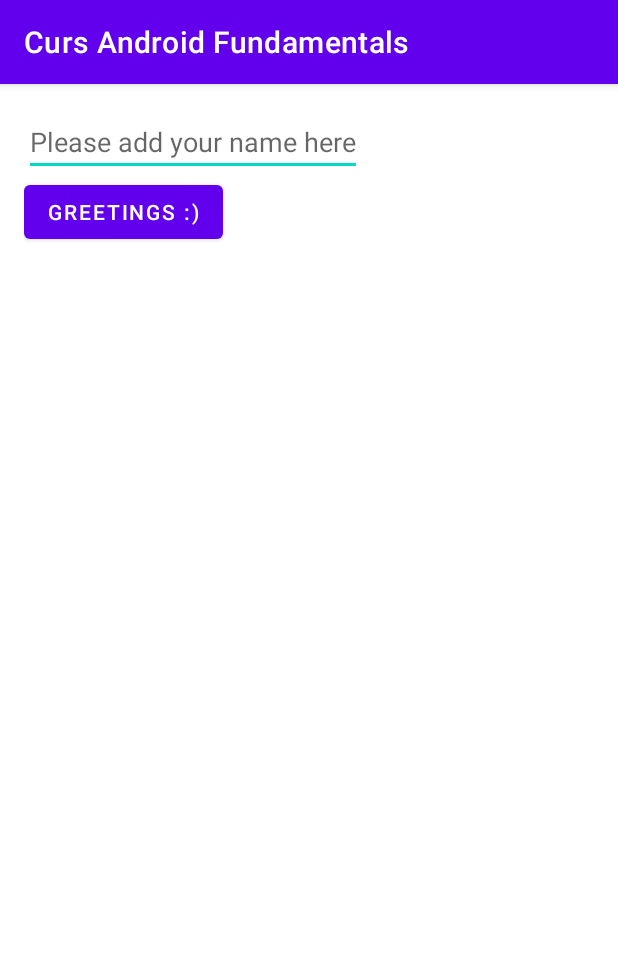
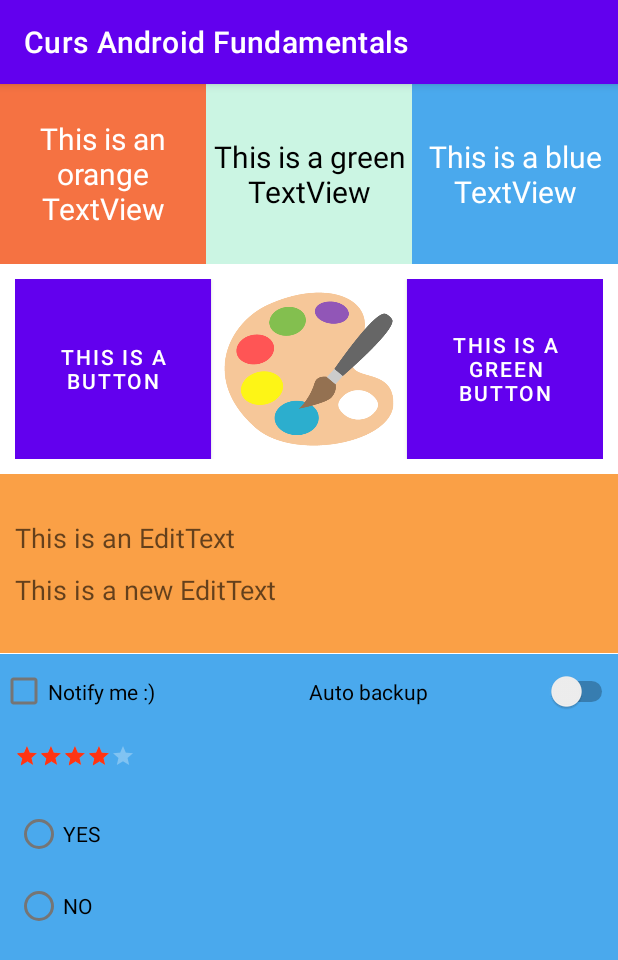
Before and after one commit to magdamiu/AndroidFundamentalsMay2021, an Android app: the screen it shows after launch (MainActivity), on a phone screen of 412 x 824 dp. Shown: the top 960 px of the screen. Run offline under Robolectric (Android 15) with nearby library versions, the phone set to English and light mode, and no system bars.

Commit message:
Stahie Dragos - Curs 2 - Code Challenge

```diff
--- a/app/src/main/java/com/magdamiu/androidfundamentalsmai2021/MainActivity.java
+++ b/app/src/main/java/com/magdamiu/androidfundamentalsmai2021/MainActivity.java
@@ -20,10 +20,10 @@ public class MainActivity extends AppCompatActivity {
     protected void onCreate(Bundle savedInstanceState) {
         super.onCreate(savedInstanceState);
         /*setContentView(R.layout.activity_main);*/
-        setContentView(R.layout.sample);
+        setContentView(R.layout.code_challange_course_2);
 
-        initViews();
-        displayLogs();
+        //initViews();
+        //displayLogs();
     }
 
     private void initViews() {
--- /dev/null
+++ b/app/src/main/res/layout/code_challange_course_2.xml
@@ -0,0 +1,160 @@
+<?xml version="1.0" encoding="utf-8"?>
+<LinearLayout xmlns:android="http://schemas.android.com/apk/res/android"
+    android:layout_width="match_parent"
+    android:layout_height="match_parent"
+    android:orientation="vertical">
+
+    <LinearLayout
+        android:layout_width="match_parent"
+        android:layout_height="@dimen/dp_120"
+        android:orientation="horizontal">
+
+        <TextView
+            android:layout_width="match_parent"
+            android:layout_height="match_parent"
+            android:layout_weight="1.0"
+            android:background="@color/orange"
+            android:text="@string/this_is_an_orange_textview"
+            android:textSize="@dimen/medium_text"
+            android:textColor="@color/white"
+            android:gravity="center"/>
+
+        <TextView
+            android:layout_width="match_parent"
+            android:layout_height="match_parent"
+            android:layout_weight="1.0"
+            android:background="@color/green"
+            android:text="@string/this_is_a_green_textview"
+            android:textSize="@dimen/medium_text"
+            android:textColor="@color/black"
+            android:gravity="center"/>
+
+        <TextView
+            android:layout_width="match_parent"
+            android:layout_height="match_parent"
+            android:layout_weight="1.0"
+            android:background="@color/blue"
+            android:text="@string/this_is_a_blue_textview"
+            android:textSize="@dimen/medium_text"
+            android:textColor="@color/white"
+            android:gravity="center"/>
+
+    </LinearLayout>
+
+    <LinearLayout
+        android:layout_width="match_parent"
+        android:layout_height="@dimen/dp_120"
+        android:orientation="horizontal"
+        android:layout_margin="@dimen/size_10dp">
+
+        <Button
+            android:layout_width="match_parent"
+            android:layout_height="match_parent"
+            android:layout_weight="1.0"
+            android:background="@color/blue"
+            android:text="@string/this_is_a_button"
+            android:textColor="@color/white"
+            android:gravity="center" />
+
+        <ImageView
+            android:layout_width="match_parent"
+            android:layout_height="match_parent"
+            android:layout_weight="1.0"
+            android:src="@drawable/artist_palette" />
+
+        <Button
+            android:layout_width="match_parent"
+            android:layout_height="match_parent"
+            android:layout_weight="1.0"
+            android:background="@color/green"
+            android:text="@string/this_is_a_green_button"
+            android:textColor="@color/white"
+            android:gravity="center" />
+
+    </LinearLayout>
+
+    <LinearLayout
+        android:layout_width="match_parent"
+        android:layout_height="@dimen/dp_120"
+        android:orientation="vertical">
+
+        <EditText
+            android:layout_width="match_parent"
+            android:layout_height="wrap_content"
+            android:hint="@string/this_is_an_edittext"
+            android:inputType="textCapWords"
+            android:textColor="@color/blue"
+            android:background="@color/mustard"
+            android:paddingBottom="10dp"
+            android:paddingTop="@dimen/size_30dp"
+            android:paddingLeft="@dimen/size_10dp"/>
+
+        <EditText
+            android:layout_width="match_parent"
+            android:layout_height="wrap_content"
+            android:hint="@string/this_is_a_new_edittext"
+            android:inputType="textCapWords"
+            android:textColor="@color/blue"
+            android:background="@color/mustard"
+            android:paddingBottom="@dimen/size_30dp"
+            android:paddingLeft="@dimen/size_10dp"/>
+
+    </LinearLayout>
+
+    <LinearLayout
+        android:layout_width="match_parent"
+        android:layout_height="@dimen/size_50dp"
+        android:orientation="horizontal"
+        android:background="@color/blue">
+
+        <CheckBox
+            android:layout_width="match_parent"
+            android:layout_height="match_parent"
+            android:layout_weight="1.0"
+            android:checked="false"
+            android:text="Notify me :)" />
+
+        <Switch
+            android:layout_width="match_parent"
+            android:layout_height="match_parent"
+            android:layout_weight="1.0"
+            android:text="@string/auto_backup" />
+
+    </LinearLayout>
+
+    <LinearLayout
+        android:layout_width="match_parent"
+        android:layout_height="450dp"
+        android:background="@color/blue"
+        android:orientation="vertical">
+
+        <RatingBar
+            android:layout_width="wrap_content"
+            android:layout_height="wrap_content"
+            style="@style/Widget.AppCompat.RatingBar.Small"
+            android:isIndicator="false"
+            android:numStars="5"
+            android:rating="4"
+            android:stepSize="0.5"
+            android:layout_margin="@dimen/size_10dp"
+            android:theme="@style/RatingBar"/>
+
+        <RadioGroup
+            android:layout_width="wrap_content"
+            android:layout_height="wrap_content"
+            android:layout_margin="@dimen/size_10dp">
+
+            <RadioButton
+                android:layout_width="wrap_content"
+                android:layout_height="wrap_content"
+                android:text="@string/yes" />
+
+            <RadioButton
+                android:layout_width="wrap_content"
+                android:layout_height="wrap_content"
+                android:checked="false"
+                android:text="@string/no" />
+        </RadioGroup>
+    </LinearLayout>
+
+</LinearLayout>
--- a/app/src/main/res/values/colors.xml
+++ b/app/src/main/res/values/colors.xml
@@ -8,4 +8,8 @@
     <color name="black">#FF000000</color>
     <color name="white">#FFFFFFFF</color>
     <color name="red">#ff3412</color>
+    <color name="orange">#F57242</color>
+    <color name="green">#cbf5e3</color>
+    <color name="blue">#4aa9ed</color>
+    <color name="mustard">#faa046</color>
 </resources>
--- a/app/src/main/res/values/dimens.xml
+++ b/app/src/main/res/values/dimens.xml
@@ -1,5 +1,9 @@
 <?xml version="1.0" encoding="utf-8"?>
 <resources>
-    <dimen name="medium_text">23sp</dimen>
+    <dimen name="medium_text">20sp</dimen>
     <dimen name="medium_space">16dp</dimen>
+    <dimen name="dp_120">120dp</dimen>
+    <dimen name="size_30dp">30dp</dimen>
+    <dimen name="size_10dp">10dp</dimen>
+    <dimen name="size_50dp">50dp</dimen>
 </resources>
--- a/app/src/main/res/values/strings.xml
+++ b/app/src/main/res/values/strings.xml
@@ -12,4 +12,12 @@
     <string name="please_add_your_name_here">Please add your name here</string>
     <string name="greetings">Greetings :)</string>
     <string name="error_insert_name">Please insert a name</string>
+    <string name="this_is_an_orange_textview">This is an orange TextView</string>
+    <string name="this_is_a_green_textview">This is a green TextView</string>
+    <string name="this_is_a_blue_textview">This is a blue TextView</string>
+    <string name="this_is_a_button">THIS IS A BUTTON</string>
+    <string name="this_is_a_green_button">THIS IS A GREEN BUTTON</string>
+    <string name="this_is_an_edittext">This is an EditText</string>
+    <string name="this_is_a_new_edittext">This is a new EditText</string>
+    <string name="auto_backup">Auto backup</string>
 </resources>
--- /dev/null
+++ b/app/src/main/res/values/style.xml
@@ -0,0 +1,8 @@
+<?xml version="1.0" encoding="utf-8"?>
+<resources>
+
+    <style name="RatingBar" parent = "Theme.AppCompat">
+        <item name="colorControlNormal">@color/white</item>
+        <item name="colorControlActivated">@color/red</item>
+    </style>
+</resources>
```
Also changed, not shown: app/src/main/res/drawable/artist_palette.png (added).
